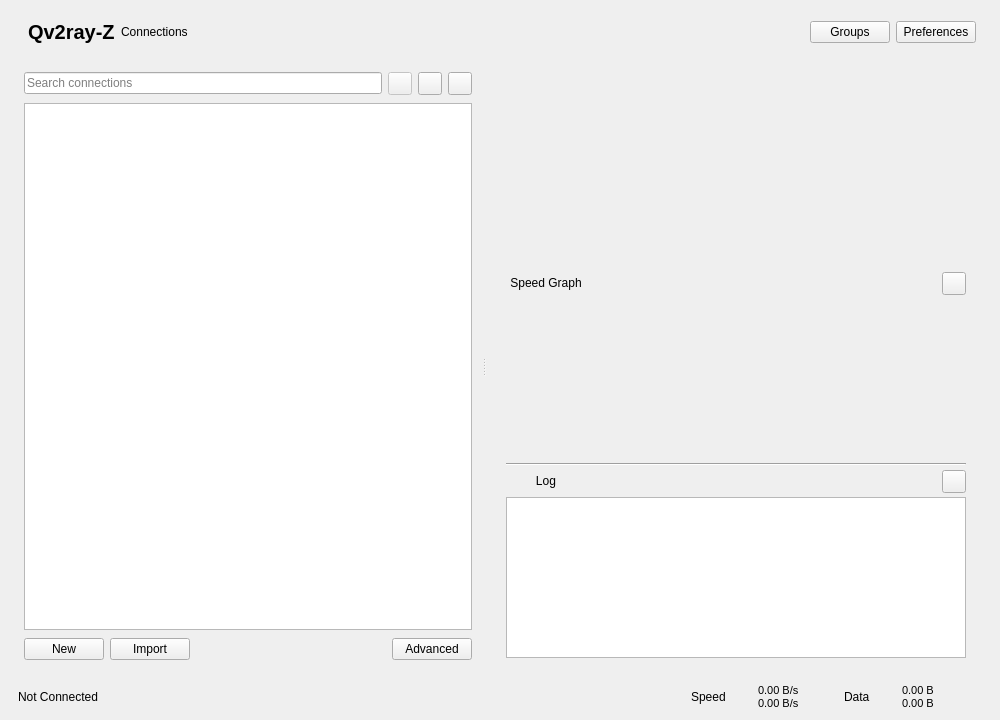
Old version of the form src/ui/widgets/windows/w_MainWindow.ui in the repository Zhehao-w/Qv2ray-Z.
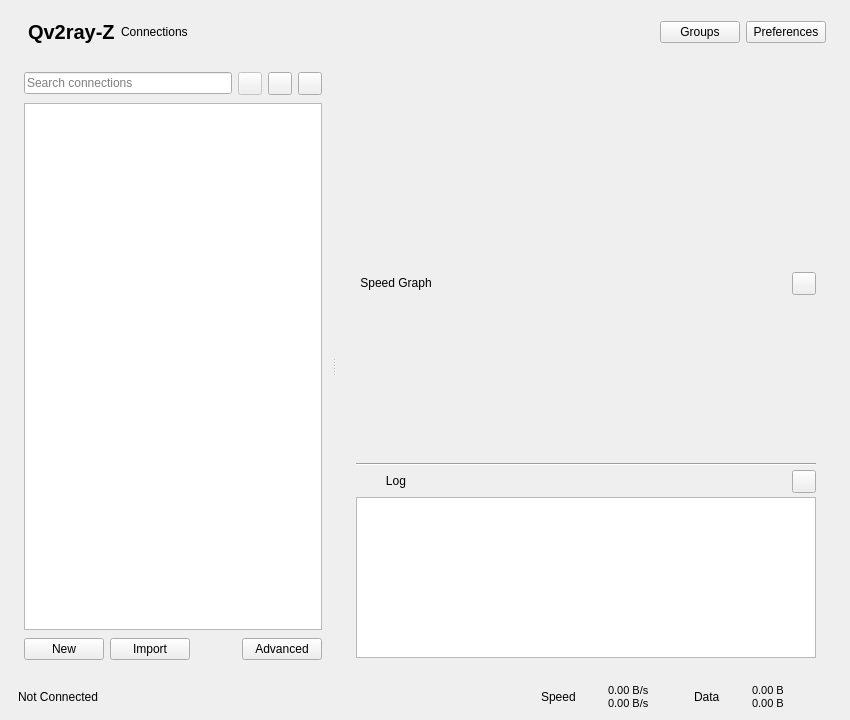
New version of the form. Icons and pictures are not drawn.

Commit message: Refine main window proportions and detail alignment

The edit to the form file:
```diff
--- a/src/ui/widgets/windows/w_MainWindow.ui
+++ b/src/ui/widgets/windows/w_MainWindow.ui
@@ -6,14 +6,14 @@
    <rect>
     <x>0</x>
     <y>0</y>
-    <width>1000</width>
+    <width>850</width>
     <height>720</height>
    </rect>
   </property>
   <property name="minimumSize">
    <size>
-    <width>860</width>
-    <height>620</height>
+    <width>800</width>
+    <height>640</height>
    </size>
   </property>
   <property name="windowTitle">
```
The commit also changes 3 other files.
